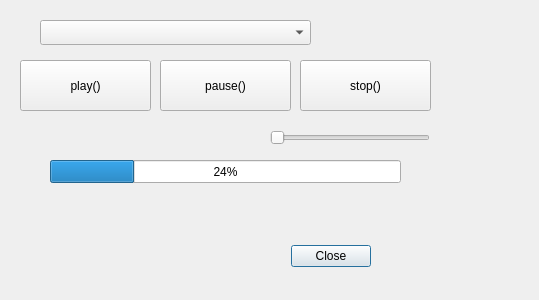
Old version of the form plugins/webradioplugin/webradiodialog.ui in the repository qohelet/QtZeiterfassung.
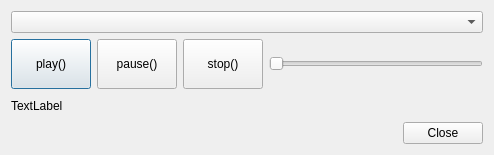
New version of the form.

Commit message: WebRadioDialog now stores last used radio station in config

Patch:
```diff
--- a/plugins/webradioplugin/webradiodialog.ui
+++ b/plugins/webradioplugin/webradiodialog.ui
@@ -6,104 +6,85 @@
    <rect>
     <x>0</x>
     <y>0</y>
-    <width>539</width>
-    <height>300</height>
+    <width>494</width>
+    <height>155</height>
    </rect>
   </property>
   <property name="windowTitle">
    <string>Dialog</string>
   </property>
-  <widget class="QDialogButtonBox" name="buttonBox">
-   <property name="geometry">
-    <rect>
-     <x>30</x>
-     <y>240</y>
-     <width>341</width>
-     <height>32</height>
-    </rect>
-   </property>
-   <property name="orientation">
-    <enum>Qt::Horizontal</enum>
-   </property>
-   <property name="standardButtons">
-    <set>QDialogButtonBox::Close</set>
-   </property>
-  </widget>
+  <layout class="QVBoxLayout" name="verticalLayout">
+   <item>
+    <widget class="QComboBox" name="comboBox"/>
+   </item>
+   <item>
+    <layout class="QHBoxLayout" name="horizontalLayout">
+     <item>
   <widget class="QPushButton" name="pushButtonPlay">
-   <property name="geometry">
-    <rect>
-     <x>20</x>
-     <y>60</y>
-     <width>131</width>
-     <height>51</height>
-    </rect>
+       <property name="minimumSize">
+        <size>
+         <width>0</width>
+         <height>50</height>
+        </size>
    </property>
    <property name="text">
     <string>play()</string>
    </property>
   </widget>
-  <widget class="QProgressBar" name="progressBar">
-   <property name="geometry">
-    <rect>
-     <x>50</x>
-     <y>160</y>
-     <width>351</width>
-     <height>23</height>
-    </rect>
-   </property>
-   <property name="value">
-    <number>24</number>
-   </property>
-  </widget>
+     </item>
+     <item>
   <widget class="QPushButton" name="pushButtonPause">
-   <property name="geometry">
-    <rect>
-     <x>160</x>
-     <y>60</y>
-     <width>131</width>
-     <height>51</height>
-    </rect>
+       <property name="minimumSize">
+        <size>
+         <width>0</width>
+         <height>50</height>
+        </size>
    </property>
    <property name="text">
     <string>pause()</string>
    </property>
   </widget>
+     </item>
+     <item>
   <widget class="QPushButton" name="pushButtonStop">
-   <property name="geometry">
-    <rect>
-     <x>300</x>
-     <y>60</y>
-     <width>131</width>
-     <height>51</height>
-    </rect>
+       <property name="minimumSize">
+        <size>
+         <width>0</width>
+         <height>50</height>
+        </size>
    </property>
    <property name="text">
     <string>stop()</string>
    </property>
   </widget>
+     </item>
+     <item>
   <widget class="QSlider" name="horizontalSlider">
-   <property name="geometry">
-    <rect>
-     <x>270</x>
-     <y>130</y>
-     <width>160</width>
-     <height>16</height>
-    </rect>
-   </property>
    <property name="orientation">
     <enum>Qt::Horizontal</enum>
    </property>
   </widget>
-  <widget class="QComboBox" name="comboBox">
-   <property name="geometry">
-    <rect>
-     <x>40</x>
-     <y>20</y>
-     <width>271</width>
-     <height>25</height>
-    </rect>
-   </property>
-  </widget>
+     </item>
+    </layout>
+   </item>
+   <item>
+    <widget class="QLabel" name="label">
+     <property name="text">
+      <string>TextLabel</string>
+     </property>
+    </widget>
+   </item>
+   <item>
+    <widget class="QDialogButtonBox" name="buttonBox">
+     <property name="orientation">
+      <enum>Qt::Horizontal</enum>
+     </property>
+     <property name="standardButtons">
+      <set>QDialogButtonBox::Close</set>
+     </property>
+    </widget>
+   </item>
+  </layout>
  </widget>
  <resources/>
  <connections>
```
Left out of the diff: 2 changed lines with no effect on the pictures. Lines whose indentation alone changed are shown as unchanged. The commit also changes 3 other files.
